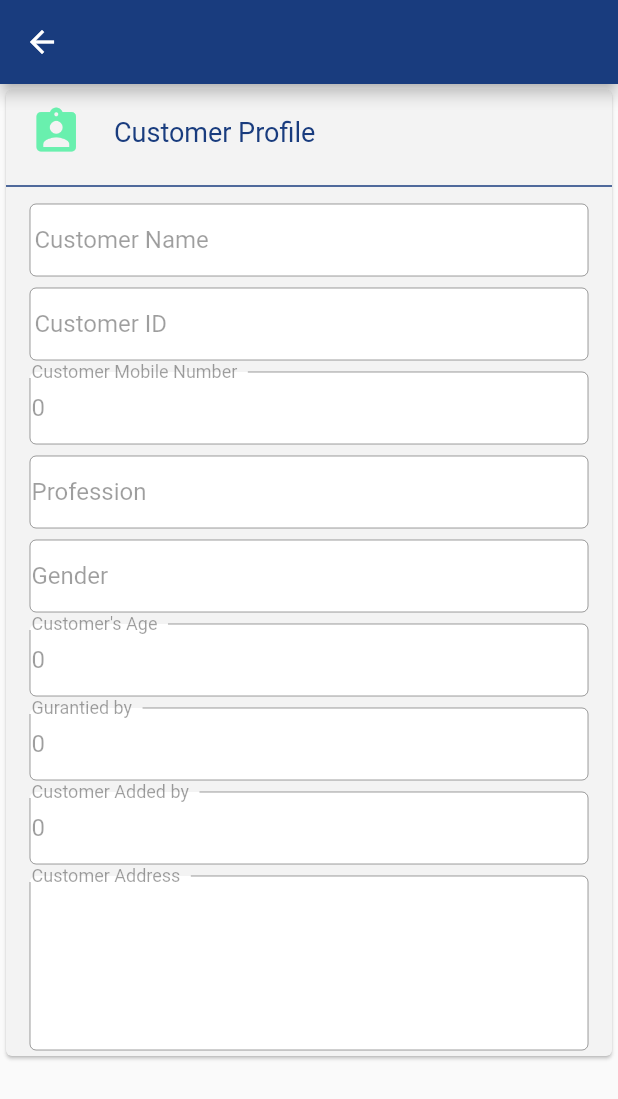
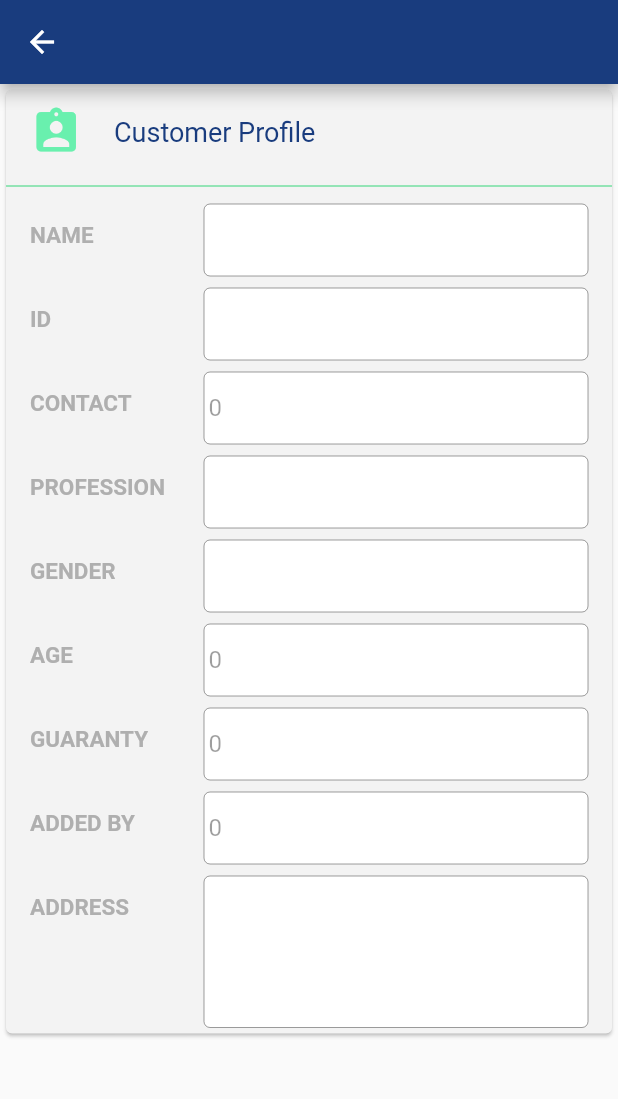
Before and after one commit to muthu-tm/insta-mfin, a Flutter app: the ViewCustomerProfile screen opened directly with empty values, on a phone screen of 412 x 824 dp. Shown: the top 1099 px of the screen. Run offline on Flutter 3.47's test engine with Material 2 defaults, Android fonts, the phone set to English and light mode, and no system bars; our stand-ins replace cached_network_image, cloud_firestore, email_validator, firebase_auth, firebase_storage, flutter_slidable and 4 more; accounts and stored records are empty; generated files the repository leaves out were written again; Roboto replaces fonts that are missing (Georgia).

Commit message:
view profile design changes for user and customer

```diff
--- a/lib/screens/customer/ViewCustomerProfile.dart
+++ b/lib/screens/customer/ViewCustomerProfile.dart
@@ -36,159 +36,271 @@ class ViewCustomerProfile extends StatelessWidget {
                 ),
               ),
               new Divider(
-                color: CustomColors.mfinBlue,
-                thickness: 1,
+                color: CustomColors.mfinButtonGreen,
               ),
               ListTile(
+                leading: SizedBox(
+                  width: 100,
+                  child: Text(
+                    "NAME",
+                    style: TextStyle(
+                        fontSize: 15,
+                        fontFamily: "Georgia",
+                        fontWeight: FontWeight.bold,
+                        color: CustomColors.mfinGrey),
+                  ),
+                ),
                 title: TextFormField(
                   initialValue: customer['customer_name'],
                   decoration: InputDecoration(
-                    labelText: 'Customer Name',
                     fillColor: CustomColors.mfinWhite,
                     filled: true,
                     contentPadding: new EdgeInsets.symmetric(
                         vertical: 3.0, horizontal: 3.0),
                     border: OutlineInputBorder(
-                        borderSide: BorderSide(
-                      color: CustomColors.mfinGrey,
-                    )),
+                      borderSide: BorderSide(
+                        color: CustomColors.mfinGrey,
+                      ),
+                    ),
                   ),
                   enabled: false,
                   autofocus: false,
                 ),
               ),
               ListTile(
+                leading: SizedBox(
+                  width: 100,
+                  child: Text(
+                    "ID",
+                    style: TextStyle(
+                        fontSize: 15,
+                        fontFamily: "Georgia",
+                        fontWeight: FontWeight.bold,
+                        color: CustomColors.mfinGrey),
+                  ),
+                ),
                 title: TextFormField(
                   initialValue: customer['customer_id'],
                   decoration: InputDecoration(
-                    labelText: 'Customer ID',
                     fillColor: CustomColors.mfinWhite,
                     filled: true,
                     contentPadding: new EdgeInsets.symmetric(
                         vertical: 3.0, horizontal: 3.0),
                     border: OutlineInputBorder(
-                        borderSide: BorderSide(
-                      color: CustomColors.mfinGrey,
-                    )),
+                      borderSide: BorderSide(
+                        color: CustomColors.mfinGrey,
+                      ),
+                    ),
                   ),
                   enabled: false,
                   autofocus: false,
                 ),
               ),
               ListTile(
+                leading: SizedBox(
+                  width: 100,
+                  child: Text(
+                    "CONTACT",
+                    style: TextStyle(
+                        fontSize: 15,
+                        fontFamily: "Georgia",
+                        fontWeight: FontWeight.bold,
+                        color: CustomColors.mfinGrey),
+                  ),
+                ),
                 title: TextFormField(
                   initialValue: customer['mobile_number'].toString(),
                   decoration: InputDecoration(
-                    labelText: 'Customer Mobile Number',
                     fillColor: CustomColors.mfinWhite,
                     filled: true,
                     contentPadding: new EdgeInsets.symmetric(
-                        vertical: 1.0, horizontal: 1.0),
+                        vertical: 3.0, horizontal: 3.0),
                     border: OutlineInputBorder(
-                        borderSide: BorderSide(color: CustomColors.mfinGrey)),
+                      borderSide: BorderSide(
+                        color: CustomColors.mfinGrey,
+                      ),
+                    ),
                   ),
                   enabled: false,
                   autofocus: false,
                 ),
               ),
               ListTile(
+                leading: SizedBox(
+                  width: 100,
+                  child: Text(
+                    "PROFESSION",
+                    style: TextStyle(
+                        fontSize: 15,
+                        fontFamily: "Georgia",
+                        fontWeight: FontWeight.bold,
+                        color: CustomColors.mfinGrey),
+                  ),
+                ),
                 title: TextFormField(
                   initialValue: customer['customer_profession'],
                   decoration: InputDecoration(
-                    labelText: 'Profession',
                     fillColor: CustomColors.mfinWhite,
                     filled: true,
                     contentPadding: new EdgeInsets.symmetric(
-                        vertical: 1.0, horizontal: 1.0),
+                        vertical: 3.0, horizontal: 3.0),
                     border: OutlineInputBorder(
-                        borderSide: BorderSide(color: CustomColors.mfinGrey)),
+                      borderSide: BorderSide(
+                        color: CustomColors.mfinGrey,
+                      ),
+                    ),
                   ),
                   enabled: false,
                   autofocus: false,
                 ),
               ),
               ListTile(
+                leading: SizedBox(
+                  width: 100,
+                  child: Text(
+                    "GENDER",
+                    style: TextStyle(
+                        fontSize: 15,
+                        fontFamily: "Georgia",
+                        fontWeight: FontWeight.bold,
+                        color: CustomColors.mfinGrey),
+                  ),
+                ),
                 title: TextFormField(
                   initialValue: customer['gender'],
                   decoration: InputDecoration(
-                    labelText: 'Gender',
                     fillColor: CustomColors.mfinWhite,
                     filled: true,
                     contentPadding: new EdgeInsets.symmetric(
-                        vertical: 1.0, horizontal: 1.0),
+                        vertical: 3.0, horizontal: 3.0),
                     border: OutlineInputBorder(
-                        borderSide: BorderSide(color: CustomColors.mfinGrey)),
+                      borderSide: BorderSide(
+                        color: CustomColors.mfinGrey,
+                      ),
+                    ),
                   ),
                   enabled: false,
                   autofocus: false,
                 ),
               ),
               ListTile(
-                title: new TextFormField(
+                leading: SizedBox(
+                  width: 100,
+                  child: Text(
+                    "AGE",
+                    style: TextStyle(
+                        fontSize: 15,
+                        fontFamily: "Georgia",
+                        fontWeight: FontWeight.bold,
+                        color: CustomColors.mfinGrey),
+                  ),
+                ),
+                title: TextFormField(
                   initialValue: customer['age'].toString(),
                   decoration: InputDecoration(
-                    labelText: "Customer's Age",
                     fillColor: CustomColors.mfinWhite,
                     filled: true,
                     contentPadding: new EdgeInsets.symmetric(
-                        vertical: 1.0, horizontal: 1.0),
+                        vertical: 3.0, horizontal: 3.0),
                     border: OutlineInputBorder(
-                        borderSide: BorderSide(color: CustomColors.mfinWhite)),
+                      borderSide: BorderSide(
+                        color: CustomColors.mfinGrey,
+                      ),
+                    ),
                   ),
                   enabled: false,
                   autofocus: false,
                 ),
               ),
               ListTile(
+                leading: SizedBox(
+                  width: 100,
+                  child: Text(
+                    "GUARANTY",
+                    style: TextStyle(
+                        fontSize: 15,
+                        fontFamily: "Georgia",
+                        fontWeight: FontWeight.bold,
+                        color: CustomColors.mfinGrey),
+                  ),
+                ),
                 title: TextFormField(
                   initialValue: customer['guarantied_by'].toString(),
                   decoration: InputDecoration(
-                    labelText: 'Gurantied by',
                     fillColor: CustomColors.mfinWhite,
                     filled: true,
                     contentPadding: new EdgeInsets.symmetric(
-                        vertical: 1.0, horizontal: 1.0),
+                        vertical: 3.0, horizontal: 3.0),
                     border: OutlineInputBorder(
-                        borderSide: BorderSide(color: CustomColors.mfinGrey)),
+                      borderSide: BorderSide(
+                        color: CustomColors.mfinGrey,
+                      ),
+                    ),
                   ),
                   enabled: false,
                   autofocus: false,
                 ),
               ),
               ListTile(
+                leading: SizedBox(
+                  width: 100,
+                  child: Text(
+                    "ADDED BY",
+                    style: TextStyle(
+                        fontSize: 15,
+                        fontFamily: "Georgia",
+                        fontWeight: FontWeight.bold,
+                        color: CustomColors.mfinGrey),
+                  ),
+                ),
                 title: TextFormField(
                   initialValue: customer['added_by'].toString(),
                   decoration: InputDecoration(
-                    labelText: 'Customer Added by',
                     fillColor: CustomColors.mfinWhite,
                     filled: true,
                     contentPadding: new EdgeInsets.symmetric(
-                        vertical: 1.0, horizontal: 1.0),
+                        vertical: 3.0, horizontal: 3.0),
                     border: OutlineInputBorder(
-                        borderSide: BorderSide(color: CustomColors.mfinGrey)),
+                      borderSide: BorderSide(
+                        color: CustomColors.mfinGrey,
+                      ),
+                    ),
                   ),
                   enabled: false,
                   autofocus: false,
                 ),
               ),
               ListTile(
+                leading: SizedBox(
+                  width: 100,
+                  child: Text(
+                    "ADDRESS",
+                    style: TextStyle(
+                        fontSize: 15,
+                        fontFamily: "Georgia",
+                        fontWeight: FontWeight.bold,
+                        color: CustomColors.mfinGrey),
+                  ),
+                ),
                 title: TextFormField(
                   initialValue:
                       Address.fromJson(customer['address']).toString(),
-                  maxLines: 6,
+                  maxLines: 5,
                   decoration: InputDecoration(
-                    labelText: 'Customer Address',
                     fillColor: CustomColors.mfinWhite,
                     filled: true,
                     contentPadding: new EdgeInsets.symmetric(
-                        vertical: 1.0, horizontal: 1.0),
+                        vertical: 3.0, horizontal: 3.0),
                     border: OutlineInputBorder(
-                        borderSide: BorderSide(color: CustomColors.mfinGrey)),
+                      borderSide: BorderSide(
+                        color: CustomColors.mfinGrey,
+                      ),
+                    ),
                   ),
                   enabled: false,
                   autofocus: false,
                 ),
-              )
+              ),
             ],
           ),
         ),
```
Also changed, not shown: lib/screens/settings/widgets/UserProfileWidget.dart (+80 -14 lines).
